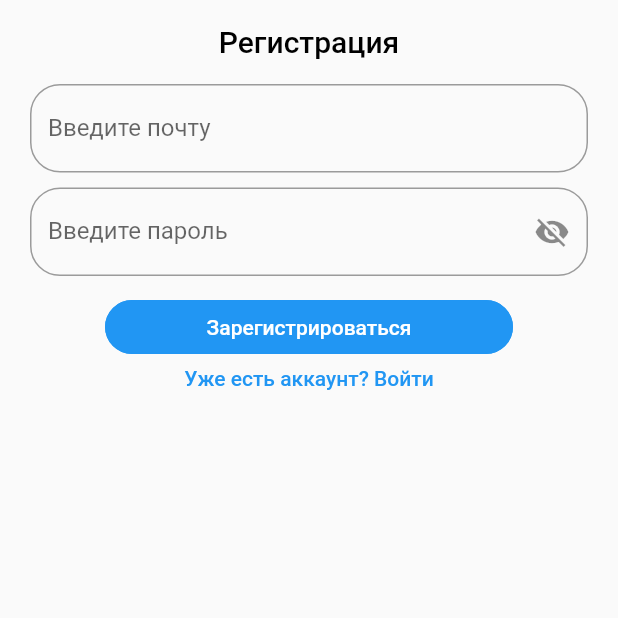
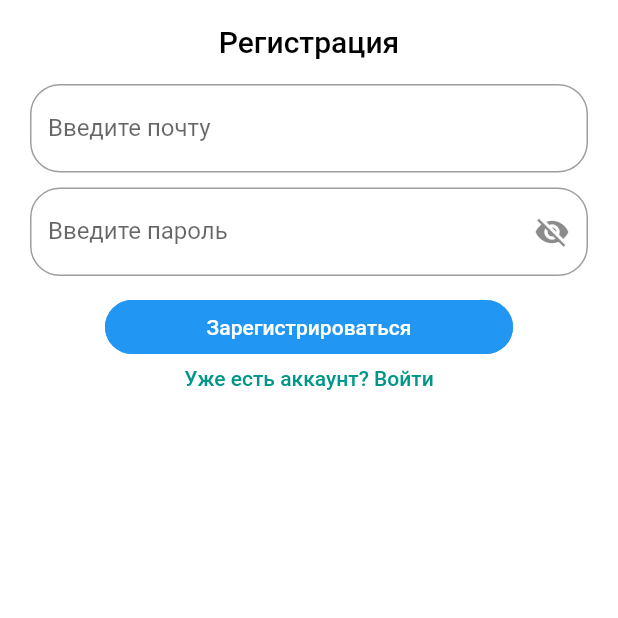
Before and after one commit to 5tormer/tour-app, a Flutter app: the screen it shows after launch, on a phone screen of 412 x 824 dp, the top half of it. Run offline on Flutter 3.47's test engine with Material 2 defaults, Android fonts, the phone set to English and light mode, and no system bars; our stand-ins replace cloud_firestore, firebase_auth, firebase_core, firebase_storage, flutter_mobx, image_picker and 3 more; missing offline and left inert: yandex_mapkit; accounts and stored records are empty; generated files the repository leaves out were written again.

Commit message:
Added theme

```diff
--- /dev/null
+++ b/Tourist-App-master/lib/consts/keys.dart
@@ -0,0 +1,3 @@
+abstract class Keys {
+  static const String theme = "theme";
+}
--- a/Tourist-App-master/lib/main.dart
+++ b/Tourist-App-master/lib/main.dart
@@ -1,16 +1,21 @@
 import 'package:firebase_auth/firebase_auth.dart';
 import 'package:firebase_core/firebase_core.dart';
 import 'package:flutter/material.dart';
+import 'package:flutter_mobx/flutter_mobx.dart';
 import 'package:provider/provider.dart';
 import 'package:tourist_app/screens/auth/login_screen.dart';
 import 'package:tourist_app/screens/auth/register_screen.dart';
 import 'package:tourist_app/screens/main/main_screen.dart';
 import 'package:tourist_app/screens/profle/profile_screen.dart';
 import 'package:tourist_app/services/auth_service.dart';
+import 'package:tourist_app/theme/stores/theme_store.dart';
+import 'package:tourist_app/theme/theme_repository.dart';
+import 'package:tourist_app/theme/theme_service.dart';
 
 void main() async {
   WidgetsFlutterBinding.ensureInitialized();
   await Firebase.initializeApp();
+
   runApp(const MyApp());
 }
 
@@ -25,8 +30,15 @@ class MyApp extends StatelessWidget {
           create: (context) => AuthService().authStateChanges,
           initialData: null,
         ),
+        Provider<ThemeStore>(
+          create: (_) =>
+              ThemeStore(ThemeService(ThemeRepository()))..getTheme(),
+        ),
       ],
-      child: MaterialApp(
+      child: Consumer<ThemeStore>(
+        builder: (_, ThemeStore value, __) => Observer(
+          builder: (_) => MaterialApp(
+            theme: value.theme,
             routes: {
               '/': (context) => const RegisterScreen(),
               '/login': (context) => const LoginScreen(),
@@ -35,6 +47,8 @@ class MyApp extends StatelessWidget {
             },
             debugShowCheckedModeBanner: false,
           ),
+        ),
+      ),
     );
   }
 }
--- /dev/null
+++ b/Tourist-App-master/lib/theme/stores/theme_store.dart
@@ -0,0 +1,33 @@
+import 'package:flutter/material.dart';
+import 'package:mobx/mobx.dart';
+import 'package:tourist_app/theme/theme_service.dart';
+part 'theme_store.g.dart';
+
+// class ThemeStore = _ThemeStoreBase with _$ThemeStore;
+
+class ThemeStore extends _ThemeStoreBase with _$ThemeStore {
+  ThemeStore(ThemeService themeService) : super(themeService);
+}
+
+abstract class _ThemeStoreBase with Store {
+  _ThemeStoreBase(this._themeService);
+
+  final ThemeService _themeService;
+
+  @computed
+  bool get isDark => theme.brightness == Brightness.dark;
+
+  @observable
+  late ThemeData theme;
+
+  @action
+  Future<void> getTheme() async {
+    theme = _themeService.lightTheme;
+    theme = await _themeService.getTheme();
+  }
+
+  @action
+  Future<void> toggleTheme() async {
+    theme = await _themeService.toggleTheme(theme);
+  }
+}
--- /dev/null
+++ b/Tourist-App-master/lib/theme/theme_service.dart
@@ -0,0 +1,39 @@
+import 'package:flutter/material.dart';
+import 'package:tourist_app/theme/theme_repository.dart';
+
+class ThemeService {
+  ThemeService(IThemeRepository themeRepository)
+      : _themeRepository = themeRepository;
+
+  final IThemeRepository _themeRepository;
+
+  ThemeData get lightTheme => ThemeData(
+        primarySwatch: Colors.teal,
+        brightness: Brightness.light,
+        scaffoldBackgroundColor: Colors.white,
+        visualDensity: VisualDensity.adaptivePlatformDensity,
+      );
+
+  ThemeData get darkTheme => ThemeData(
+        primarySwatch: Colors.teal,
+        brightness: Brightness.dark,
+        visualDensity: VisualDensity.adaptivePlatformDensity,
+      );
+
+  Future<ThemeData> getTheme() async {
+    final String themeKey = await _themeRepository.getThemeKey();
+
+    return themeKey == "light" ? lightTheme : darkTheme;
+  }
+
+  Future<ThemeData> toggleTheme(ThemeData theme) async {
+    if (theme == lightTheme) {
+      theme = darkTheme;
+    } else {
+      theme = lightTheme;
+    }
+
+    await _themeRepository.setThemeKey(theme.brightness);
+    return theme;
+  }
+}
--- a/Tourist-App-master/pubspec.yaml
+++ b/Tourist-App-master/pubspec.yaml
@@ -21,6 +21,8 @@ dependencies:
   provider: ^6.0.3
   image_picker: ^0.8.5+3
   flutter_mobx: ^2.2.0+1
+  shared_preferences: ^2.2.2
+  get_it: ^7.6.4
 
 dev_dependencies:
   build_runner: ^2.2.0
```
Also changed, not shown: Tourist-App-master/lib/screens/profle/profile_screen.dart (+16 -1 lines), Tourist-App-master/lib/services/attraction_map_service.dart (+16 -0 lines), Tourist-App-master/lib/theme/theme_repository.dart (added, +25 -0 lines), Tourist-App-master/lib/theme/stores/theme_store.g.dart (added), Tourist-App-master/pubspec.lock. Lines whose indentation alone changed are shown as unchanged.
